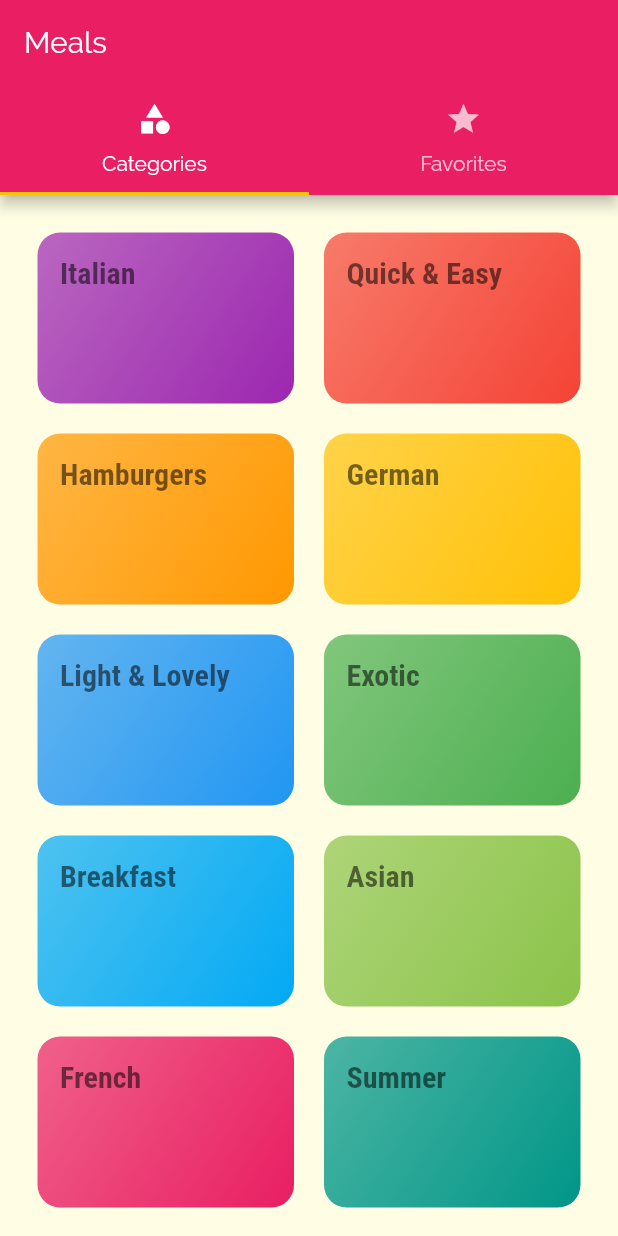
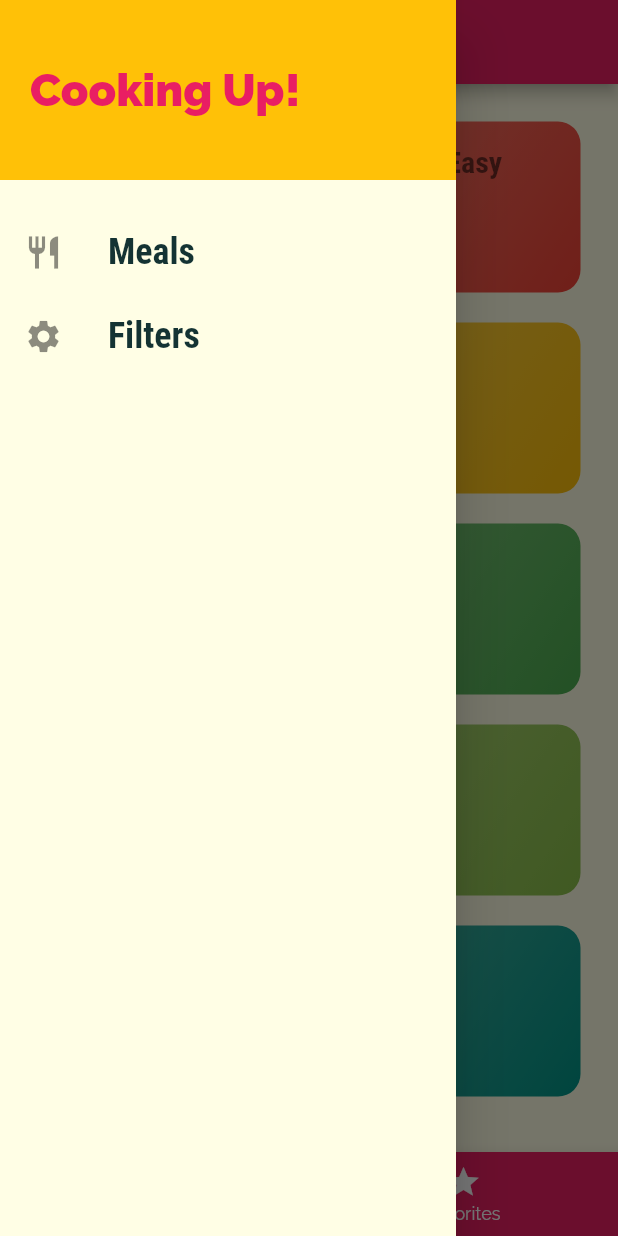
Before and after one commit to BatgerelBill/meals_flutter, a Flutter app: the screen it shows after launch, with the side drawer open (before the commit the screen has no drawer), on a phone screen of 412 x 824 dp. Run offline on Flutter 3.47's test engine with Material 2 defaults, Android fonts, the phone set to English and light mode, and no system bars.

Commit message:
added main drawer

```diff
--- a/lib/screens/tabs_screen.dart
+++ b/lib/screens/tabs_screen.dart
@@ -2,6 +2,8 @@ import 'package:flutter/material.dart';
 
 import '../screens/categories_screen.dart';
 import '../screens/favorites_screen.dart';
+import '../widgets/main_drawer.dart';
+
 
 class TabsScreen extends StatefulWidget {
   @override
@@ -9,30 +11,44 @@ class TabsScreen extends StatefulWidget {
 }
 
 class _TabsScreenState extends State<TabsScreen> {
+  final List<Map<String, Object>> _pages = [
+    {'page': CategoriesScreen(), 'title': 'Categories'},
+    {'page': FavoritesScreen(), 'title': 'Your Favorite'},
+  ];
+
+  int _selectedPageIndex = 0;
+
+  void _selectPage(int index) {
+    setState(() {
+      _selectedPageIndex = index;
+    });
+  }
+
   @override
   Widget build(BuildContext context) {
-    return DefaultTabController(
-        length: 2,
-        child: Scaffold(
+    return Scaffold(
       appBar: AppBar(
-            title: Text('Meals'),
-            bottom: TabBar(
-              tabs: [
-                Tab(
+        title: Text(_pages[_selectedPageIndex]['title']),
+      ),
+      drawer: MainDrawer(),
+      body: _pages[_selectedPageIndex]['page'],
+      bottomNavigationBar: BottomNavigationBar(
+        onTap: _selectPage,
+        backgroundColor: Theme.of(context).primaryColor,
+        unselectedItemColor: Colors.white,
+        selectedItemColor: Theme.of(context).accentColor,
+        currentIndex: _selectedPageIndex,
+        items: [
+          BottomNavigationBarItem(
             icon: Icon(Icons.category),
-                  text: 'Categories',
+            label: 'Categories',
           ),
-                Tab(
+          BottomNavigationBarItem(
             icon: Icon(Icons.star),
-                  text: 'Favorites',
+            label: 'Favorites',
           ),
         ],
       ),
-          ),
-          body: TabBarView(children: [
-            CategoriesScreen(),
-            FavoritesScreen(),
-          ],),
-        ));
+    );
   }
 }
--- /dev/null
+++ b/lib/widgets/main_drawer.dart
@@ -0,0 +1,47 @@
+import 'package:flutter/material.dart';
+
+class MainDrawer extends StatelessWidget {
+  Widget buildListTile(String title, IconData icon) {
+    return ListTile(
+      leading: Icon(
+        icon,
+        size: 26,
+      ),
+      title: Text(
+        title,
+        style: TextStyle(
+          fontFamily: 'RobotoCondensed',
+          fontSize: 24,
+          fontWeight: FontWeight.bold,
+        ),
+      ),
+      onTap: () {},
+    );
+  }
+
+  @override
+  Widget build(BuildContext context) {
+    return Drawer(
+      child: Column(
+        children: [
+          Container(
+            height: 120,
+            width: double.infinity,
+            padding: EdgeInsets.all(20),
+            alignment: Alignment.centerLeft,
+            color: Theme.of(context).accentColor,
+            child: Text('Cooking Up!',
+                style: TextStyle(
+                  fontWeight: FontWeight.w900,
+                  fontSize: 30,
+                  color: Theme.of(context).primaryColor,
+                )),
+          ),
+          SizedBox(height: 20),
+          buildListTile('Meals', Icons.restaurant),
+          buildListTile('Filters', Icons.settings),
+        ],
+      ),
+    );
+  }
+}
```
Lines whose indentation alone changed are shown as unchanged.
